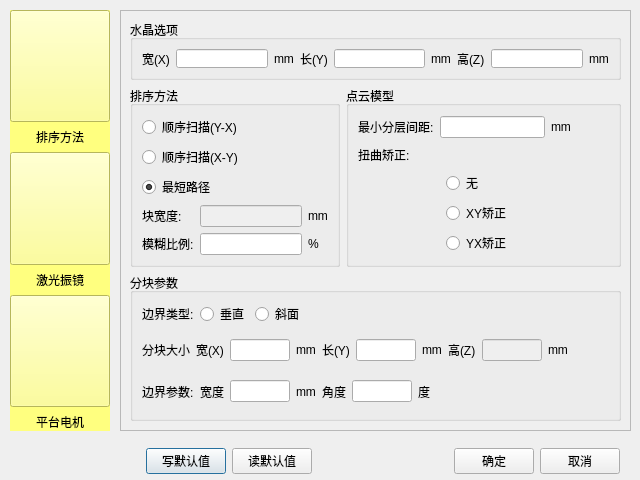
This is 3dLaser/ui/parawindow.ui in xiaohang2013/3dLaser-osg as Qt 5 draws it before an edit. The edited form follows.
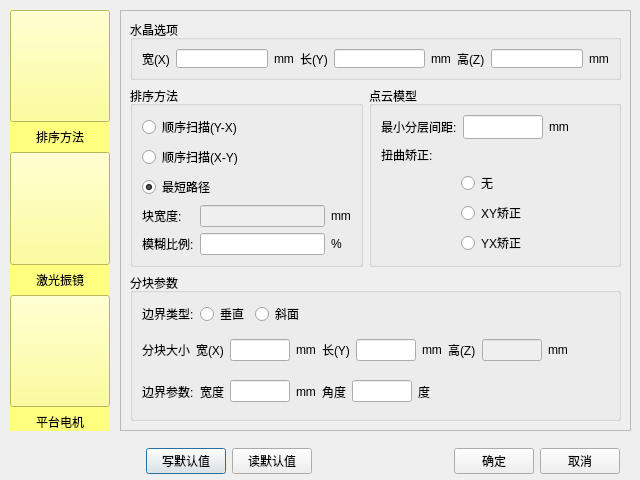
This is the edited form. Icons and pictures are not drawn.

Patch:
```diff
--- a/3dLaser/ui/parawindow.ui
+++ b/3dLaser/ui/parawindow.ui
@@ -402,7 +402,20 @@
              </widget>
             </item>
             <item>
-             <widget class="QLineEdit" name="le_min_layer"/>
+             <widget class="QLineEdit" name="le_min_layer">
+              <property name="sizePolicy">
+               <sizepolicy hsizetype="Fixed" vsizetype="Preferred">
+                <horstretch>0</horstretch>
+                <verstretch>0</verstretch>
+               </sizepolicy>
+              </property>
+              <property name="maximumSize">
+               <size>
+                <width>80</width>
+                <height>16777215</height>
+               </size>
+              </property>
+             </widget>
             </item>
             <item>
              <widget class="QLabel" name="lb_min_layer2">
@@ -836,7 +849,7 @@
       <x>0</x>
       <y>0</y>
       <width>509</width>
-      <height>479</height>
+      <height>419</height>
      </rect>
     </property>
     <layout class="QVBoxLayout" name="verticalLayout_3">
@@ -1571,7 +1584,7 @@
       <x>0</x>
       <y>0</y>
       <width>509</width>
-      <height>445</height>
+      <height>419</height>
      </rect>
     </property>
     <layout class="QVBoxLayout" name="verticalLayout_6">
```
